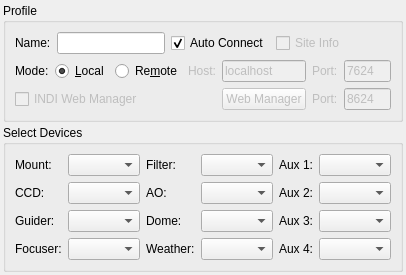
Before: the Qt Designer form kstars/ekos/profileeditor.ui in KDE/kstars, drawn with Qt 5.
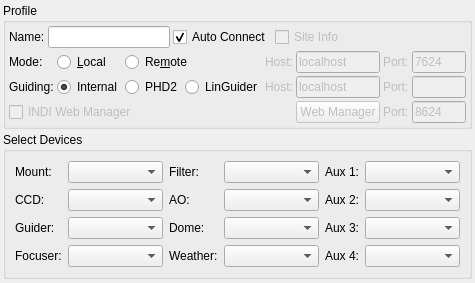
After: the same form once the commit is applied. Icons and pictures are not drawn.

Commit message: Remove guider selection from guide options and make it part of profile. This frees Guide device selection to select an actual CCD while at the same type selecting a different guider besides internal guider. Guider type, host, and port are now saved in the profile as well

```diff
--- a/kstars/ekos/profileeditor.ui
+++ b/kstars/ekos/profileeditor.ui
@@ -6,11 +6,11 @@
    <rect>
     <x>0</x>
     <y>0</y>
-    <width>379</width>
-    <height>266</height>
+    <width>475</width>
+    <height>283</height>
    </rect>
   </property>
-  <layout class="QVBoxLayout" name="verticalLayout_2">
+  <layout class="QVBoxLayout" name="verticalLayout">
    <property name="spacing">
     <number>3</number>
    </property>
@@ -31,7 +31,22 @@
      <property name="title">
       <string>Profile</string>
      </property>
-     <layout class="QVBoxLayout" name="verticalLayout">
+     <layout class="QVBoxLayout" name="verticalLayout_2">
+      <property name="spacing">
+       <number>3</number>
+      </property>
+      <property name="leftMargin">
+       <number>3</number>
+      </property>
+      <property name="topMargin">
+       <number>3</number>
+      </property>
+      <property name="rightMargin">
+       <number>3</number>
+      </property>
+      <property name="bottomMargin">
+       <number>3</number>
+      </property>
       <item>
        <layout class="QHBoxLayout" name="horizontalLayout">
         <item>
@@ -87,101 +102,17 @@
       </item>
       <item>
        <layout class="QGridLayout" name="gridLayout_2">
-        <item row="1" column="0" colspan="3">
-         <widget class="QCheckBox" name="INDIWebManagerCheck">
-          <property name="enabled">
-           <bool>false</bool>
-          </property>
-          <property name="toolTip">
-           <string>Store profile on remote INDI Web Manager. Use INDI Web Manager on the remote device to start/stop INDI server.</string>
-          </property>
-          <property name="text">
-           <string>INDI Web Manager</string>
-          </property>
-         </widget>
-        </item>
-        <item row="0" column="0">
-         <widget class="QLabel" name="modeLabel">
-          <property name="text">
-           <string>Mode:</string>
-          </property>
-         </widget>
-        </item>
-        <item row="0" column="1">
-         <widget class="QRadioButton" name="localMode">
-          <property name="text">
-           <string>&amp;Local</string>
-          </property>
-          <property name="checked">
-           <bool>true</bool>
-          </property>
-         </widget>
-        </item>
-        <item row="0" column="2">
-         <widget class="QRadioButton" name="remoteMode">
-          <property name="text">
-           <string>Re&amp;mote</string>
-          </property>
-         </widget>
-        </item>
-        <item row="0" column="3">
-         <widget class="QLabel" name="remoteHostLabel">
-          <property name="enabled">
-           <bool>false</bool>
-          </property>
-          <property name="text">
-           <string>Host:</string>
-          </property>
-         </widget>
-        </item>
-        <item row="0" column="4">
-         <widget class="QLineEdit" name="remoteHost">
-          <property name="enabled">
-           <bool>false</bool>
-          </property>
-          <property name="text">
-           <string notr="true">localhost</string>
-          </property>
-         </widget>
-        </item>
-        <item row="0" column="5">
-         <widget class="QLabel" name="remotePortLabel">
-          <property name="enabled">
-           <bool>false</bool>
-          </property>
-          <property name="text">
-           <string>Port:</string>
-          </property>
-         </widget>
-        </item>
-        <item row="0" column="6">
-         <widget class="QLineEdit" name="remotePort">
-          <property name="enabled">
-           <bool>false</bool>
-          </property>
-          <property name="toolTip">
-           <string>Remote INDI Server Port</string>
-          </property>
-          <property name="text">
-           <string>7624</string>
-          </property>
-         </widget>
-        </item>
-        <item row="1" column="5">
-         <widget class="QLabel" name="INDIWebManagerPortLabel">
-          <property name="enabled">
-           <bool>false</bool>
-          </property>
-          <property name="text">
-           <string>Port:</string>
-          </property>
-         </widget>
-        </item>
-        <item row="1" column="6">
+        <item row="2" column="8">
          <widget class="QLineEdit" name="INDIWebManagerPort">
           <property name="enabled">
            <bool>false</bool>
           </property>
+          <property name="sizePolicy">
+           <sizepolicy hsizetype="Preferred" vsizetype="Fixed">
+            <horstretch>0</horstretch>
+            <verstretch>0</verstretch>
+           </sizepolicy>
+          </property>
           <property name="toolTip">
            <string>INDI Web Manager port</string>
           </property>
@@ -190,7 +121,30 @@
           </property>
          </widget>
         </item>
-        <item row="1" column="4">
+        <item row="0" column="7">
+         <widget class="QLabel" name="remotePortLabel">
+          <property name="enabled">
+           <bool>false</bool>
+          </property>
+          <property name="text">
+           <string>Port:</string>
+          </property>
+         </widget>
+        </item>
+        <item row="1" column="2">
+         <widget class="QRadioButton" name="PHD2R">
+          <property name="toolTip">
+           <string>Use External PHD2 Guider. Limited Functionality.</string>
+          </property>
+          <property name="text">
+           <string>PHD2</string>
+          </property>
+          <attribute name="buttonGroup">
+           <string notr="true">guidingButtonGroup</string>
+          </attribute>
+         </widget>
+        </item>
+        <item row="2" column="6">
          <widget class="QPushButton" name="openWebManagerB">
           <property name="enabled">
            <bool>false</bool>
@@ -213,6 +167,171 @@
           </property>
          </widget>
         </item>
+        <item row="1" column="0">
+         <widget class="QLabel" name="guidingTypeLabel">
+          <property name="text">
+           <string>Guiding:</string>
+          </property>
+         </widget>
+        </item>
+        <item row="2" column="7">
+         <widget class="QLabel" name="INDIWebManagerPortLabel">
+          <property name="enabled">
+           <bool>false</bool>
+          </property>
+          <property name="text">
+           <string>Port:</string>
+          </property>
+         </widget>
+        </item>
+        <item row="0" column="0">
+         <widget class="QLabel" name="modeLabel">
+          <property name="text">
+           <string>Mode:</string>
+          </property>
+         </widget>
+        </item>
+        <item row="0" column="1">
+         <widget class="QRadioButton" name="localMode">
+          <property name="text">
+           <string>&amp;Local</string>
+          </property>
+          <property name="checked">
+           <bool>true</bool>
+          </property>
+         </widget>
+        </item>
+        <item row="0" column="8">
+         <widget class="QLineEdit" name="remotePort">
+          <property name="enabled">
+           <bool>false</bool>
+          </property>
+          <property name="sizePolicy">
+           <sizepolicy hsizetype="Preferred" vsizetype="Fixed">
+            <horstretch>0</horstretch>
+            <verstretch>0</verstretch>
+           </sizepolicy>
+          </property>
+          <property name="toolTip">
+           <string>Remote INDI Server Port</string>
+          </property>
+          <property name="text">
+           <string>7624</string>
+          </property>
+         </widget>
+        </item>
+        <item row="1" column="1">
+         <widget class="QRadioButton" name="InternalR">
+          <property name="toolTip">
+           <string>Use Ekos Internal Guider.</string>
+          </property>
+          <property name="text">
+           <string>Internal</string>
+          </property>
+          <property name="checked">
+           <bool>true</bool>
+          </property>
+          <attribute name="buttonGroup">
+           <string notr="true">guidingButtonGroup</string>
+          </attribute>
+         </widget>
+        </item>
+        <item row="0" column="6">
+         <widget class="QLineEdit" name="remoteHost">
+          <property name="enabled">
+           <bool>false</bool>
+          </property>
+          <property name="sizePolicy">
+           <sizepolicy hsizetype="Expanding" vsizetype="Fixed">
+            <horstretch>0</horstretch>
+            <verstretch>0</verstretch>
+           </sizepolicy>
+          </property>
+          <property name="text">
+           <string notr="true">localhost</string>
+          </property>
+         </widget>
+        </item>
+        <item row="1" column="3" colspan="2">
+         <widget class="QRadioButton" name="LinGuiderR">
+          <property name="toolTip">
+           <string>Use External LinGuider. Limited Functionality.</string>
+          </property>
+          <property name="text">
+           <string>LinGuider</string>
+          </property>
+          <attribute name="buttonGroup">
+           <string notr="true">guidingButtonGroup</string>
+          </attribute>
+         </widget>
+        </item>
+        <item row="1" column="7">
+         <widget class="QLabel" name="externalGuidePortLabel">
+          <property name="enabled">
+           <bool>false</bool>
+          </property>
+          <property name="text">
+           <string>Port:</string>
+          </property>
+         </widget>
+        </item>
+        <item row="1" column="5">
+         <widget class="QLabel" name="externalGuideHostLabel">
+          <property name="enabled">
+           <bool>false</bool>
+          </property>
+          <property name="text">
+           <string>Host:</string>
+          </property>
+         </widget>
+        </item>
+        <item row="0" column="5">
+         <widget class="QLabel" name="remoteHostLabel">
+          <property name="enabled">
+           <bool>false</bool>
+          </property>
+          <property name="text">
+           <string>Host:</string>
+          </property>
+         </widget>
+        </item>
+        <item row="1" column="6">
+         <widget class="QLineEdit" name="externalGuideHost">
+          <property name="enabled">
+           <bool>false</bool>
+          </property>
+          <property name="text">
+           <string>localhost</string>
+          </property>
+         </widget>
+        </item>
+        <item row="1" column="8">
+         <widget class="QLineEdit" name="externalGuidePort">
+          <property name="enabled">
+           <bool>false</bool>
+          </property>
+         </widget>
+        </item>
+        <item row="2" column="0" colspan="4">
+         <widget class="QCheckBox" name="INDIWebManagerCheck">
+          <property name="enabled">
+           <bool>false</bool>
+          </property>
+          <property name="toolTip">
+           <string>Store profile on remote INDI Web Manager. Use INDI Web Manager on the remote device to start/stop INDI server.</string>
+          </property>
+          <property name="text">
+           <string>INDI Web Manager</string>
+          </property>
+         </widget>
+        </item>
+        <item row="0" column="2" colspan="2">
+         <widget class="QRadioButton" name="remoteMode">
+          <property name="text">
+           <string>Re&amp;mote</string>
+          </property>
+         </widget>
+        </item>
        </layout>
       </item>
      </layout>
```
Left out of the diff: 3 changed lines with no effect on the pictures. The commit also changes 13 other files.
